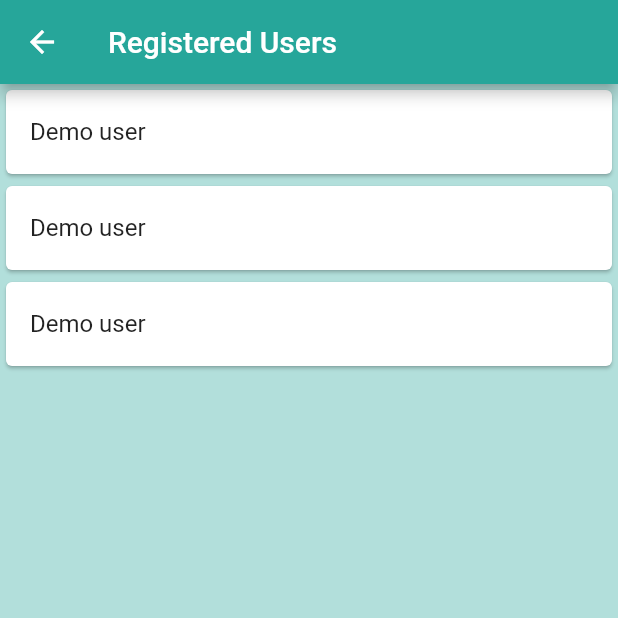
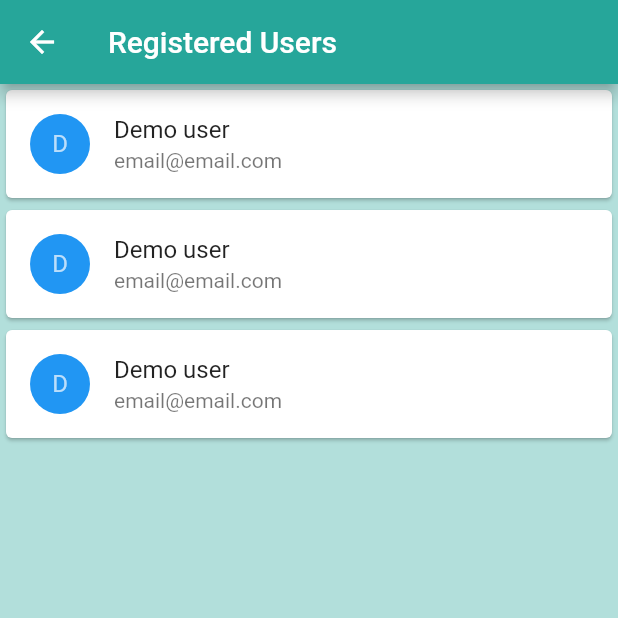
Before and after one commit to urantiatech/authenticator_flutter, a Flutter app: the UserListPage screen opened directly, on a phone screen of 412 x 824 dp, the top half of it. Run offline on Flutter 3.47's test engine with Material 2 defaults, Android fonts, the phone set to English and light mode, and no system bars.

Commit message:
modified userList cards

```diff
--- a/lib/userList.dart
+++ b/lib/userList.dart
@@ -1,3 +1,4 @@
+import 'package:authenticator_flutter/userDetails.dart';
 import 'package:flutter/material.dart';
 
 class UserListPage extends StatefulWidget {
@@ -15,6 +16,7 @@ class _UserListPageState extends State<UserListPage> {
       ),
       backgroundColor: Colors.teal[100],
       body: SafeArea(
+        child: SingleChildScrollView(
           child: Column(
             children: [
               Card(
@@ -22,9 +24,21 @@ class _UserListPageState extends State<UserListPage> {
                   splashColor: Colors.teal[200],
                   onTap: () {
                     print('Card tapped.');
+                    Navigator.push(
+                      context,
+                      MaterialPageRoute(
+                        builder: (context) => UserDetails(),
+                      ),
+                    );
                   },
                   child: ListTile(
+                    leading: CircleAvatar(
+                      radius: 20,
+                      backgroundColor: Colors.blue,
+                      child: Text('D'),
+                    ),
                     title: Text('Demo user'),
+                    subtitle: Text('email@email.com'),
                   ),
                 ),
               ),
@@ -33,9 +47,21 @@ class _UserListPageState extends State<UserListPage> {
                   splashColor: Colors.teal[200],
                   onTap: () {
                     print('Card tapped.');
+                    Navigator.push(
+                      context,
+                      MaterialPageRoute(
+                        builder: (context) => UserDetails(),
+                      ),
+                    );
                   },
                   child: ListTile(
+                    leading: CircleAvatar(
+                      radius: 20,
+                      backgroundColor: Colors.blue,
+                      child: Text('D'),
+                    ),
                     title: Text('Demo user'),
+                    subtitle: Text('email@email.com'),
                   ),
                 ),
               ),
@@ -44,15 +70,28 @@ class _UserListPageState extends State<UserListPage> {
                   splashColor: Colors.teal[200],
                   onTap: () {
                     print('Card tapped.');
+                    Navigator.push(
+                      context,
+                      MaterialPageRoute(
+                        builder: (context) => UserDetails(),
+                      ),
+                    );
                   },
                   child: ListTile(
+                    leading: CircleAvatar(
+                      radius: 20,
+                      backgroundColor: Colors.blue,
+                      child: Text('D'),
+                    ),
                     title: Text('Demo user'),
+                    subtitle: Text('email@email.com'),
                   ),
                 ),
               ),
             ],
           ),
         ),
+      ),
     );
   }
 }
```
Also changed, not shown: lib/userDetails.dart (added, +100 -0 lines). Lines whose indentation alone changed are shown as unchanged.
